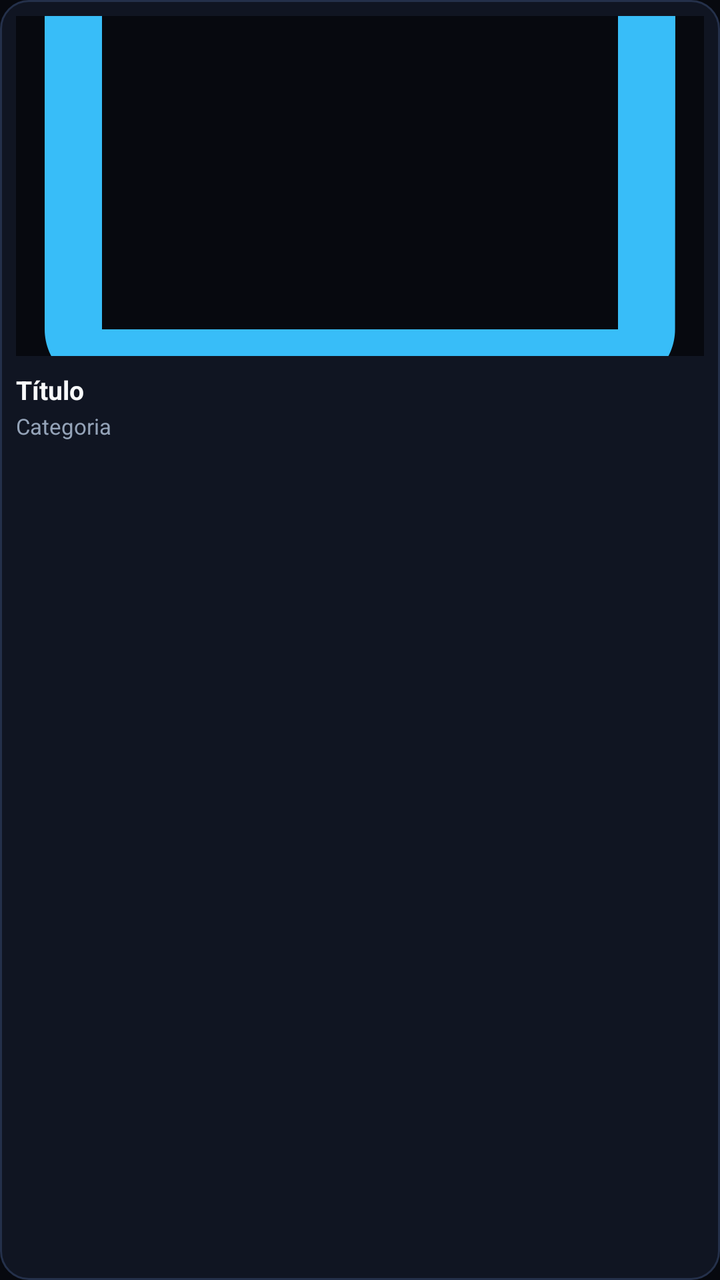
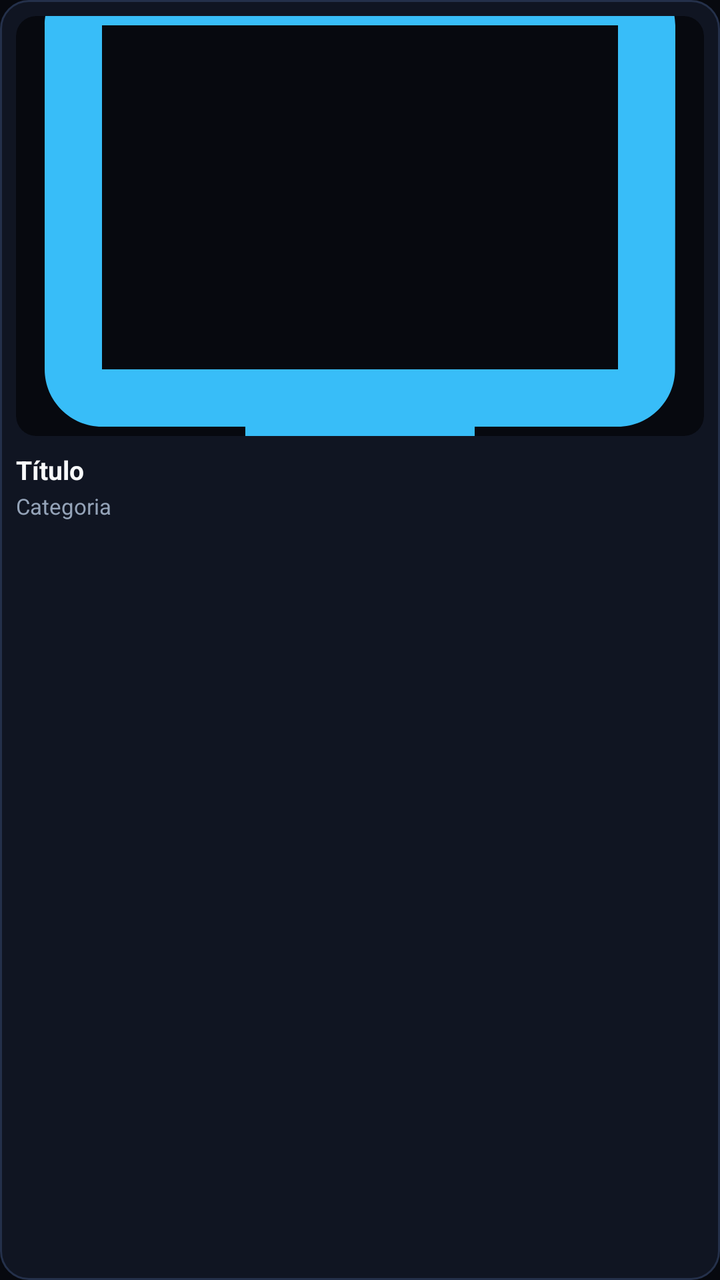

Before-and-after screenshots of an Android layout around one commit, followed by the original layout XML and the change that was made.
<!-- AndroidManifest.xml: application theme Theme.NovaTV -->
<!-- res/layout/item_vod_card.xml -->
<?xml version="1.0" encoding="utf-8"?>
<LinearLayout xmlns:android="http://schemas.android.com/apk/res/android"
    android:layout_width="match_parent"
    android:layout_height="wrap_content"
    android:layout_margin="6dp"
    android:background="@drawable/selector_cinema_card"
    android:focusable="true"
    android:orientation="vertical"
    android:padding="8dp">

    <FrameLayout
        android:layout_width="match_parent"
        android:layout_height="170dp"
        android:background="#07090F">

        <ImageView
            android:id="@+id/iv_vod_cover"
            android:layout_width="match_parent"
            android:layout_height="match_parent"
            android:contentDescription="Capa"
            android:scaleType="centerCrop"
            android:src="@drawable/ic_tv_logo" />

        <TextView
            android:id="@+id/tv_vod_rating"
            android:layout_width="wrap_content"
            android:layout_height="wrap_content"
            android:layout_gravity="top|end"
            android:layout_margin="6dp"
            android:background="#CC07090F"
            android:paddingHorizontal="6dp"
            android:paddingVertical="2dp"
            android:text="★ 8.5"
            android:textColor="@color/accent_gold"
            android:textSize="10sp"
            android:textStyle="bold"
            android:visibility="gone" />
    </FrameLayout>

    <TextView
        android:id="@+id/tv_vod_name"
        android:layout_width="match_parent"
        android:layout_height="wrap_content"
        android:layout_marginTop="8dp"
        android:ellipsize="end"
        android:maxLines="2"
        android:text="Título"
        android:textColor="@color/text_primary"
        android:textSize="13sp"
        android:textStyle="bold" />

    <TextView
        android:id="@+id/tv_vod_cat"
        android:layout_width="match_parent"
        android:layout_height="wrap_content"
        android:layout_marginTop="2dp"
        android:ellipsize="end"
        android:maxLines="1"
        android:text="Categoria"
        android:textColor="@color/text_secondary"
        android:textSize="11sp" />

</LinearLayout>
<!-- resources referenced by this layout -->
<resources>
  <color name="accent_gold">#FBBF24</color>
  <color name="text_primary">#F8FAFC</color>
  <color name="text_secondary">#94A3B8</color>
  <!-- drawable ic_tv_logo (drawable) -->
  <vector xmlns:android="http://schemas.android.com/apk/res/android"
      android:width="24dp"
      android:height="24dp"
      android:viewportWidth="24"
      android:viewportHeight="24">
      <path
          android:fillColor="#38BDF8"
          android:pathData="M21,3L3,3c-1.1,0 -2,0.9 -2,2v12c0,1.1 0.9,2 2,2h5v2h8v-2h5c1.1,0 1.99,-0.9 1.99,-2L23,5c0,-1.1 -0.9,-2 -2,-2zM21,17L3,17L3,5h18v12z" />
  </vector>
  <!-- drawable selector_cinema_card (drawable) -->
  <?xml version="1.0" encoding="utf-8"?>
  <selector xmlns:android="http://schemas.android.com/apk/res/android">
      <item android:state_focused="true">
          <shape android:shape="rectangle">
              <solid android:color="#1E293B" />
              <stroke android:width="3dp" android:color="#38BDF8" />
              <corners android:radius="14dp" />
          </shape>
      </item>
      <item android:state_pressed="true">
          <shape android:shape="rectangle">
              <solid android:color="#23304A" />
              <stroke android:width="2dp" android:color="#3B82F6" />
              <corners android:radius="14dp" />
          </shape>
      </item>
      <item>
          <shape android:shape="rectangle">
              <solid android:color="#101522" />
              <stroke android:width="1dp" android:color="#24304A" />
              <corners android:radius="14dp" />
          </shape>
      </item>
  </selector>
  <style name="Theme.NovaTV" parent="Theme.Material3.Dark.NoActionBar">
          <item name="colorPrimary">@color/accent_primary</item>
          <item name="colorSecondary">@color/accent_cyan</item>
          <item name="android:windowBackground">@color/bg_cinema</item>
          <item name="android:statusBarColor">@color/bg_cinema</item>
          <item name="android:navigationBarColor">@color/bg_cinema</item>
      </style>
  <color name="accent_primary">#3B82F6</color>
  <color name="accent_cyan">#38BDF8</color>
  <color name="bg_cinema">#07090F</color>
</resources>

<!-- the commit's change to res/layout/item_vod_card.xml (unified diff, before → after) -->
@@ -10,8 +10,9 @@
 
     <FrameLayout
         android:layout_width="match_parent"
-        android:layout_height="170dp"
-        android:background="#07090F">
+        android:layout_height="210dp"
+        android:background="@drawable/bg_poster_rounded"
+        android:clipToOutline="true">
 
         <ImageView
             android:id="@+id/iv_vod_cover"
<!-- resource entries referenced after the edit -->
@@ -3,6 +3,12 @@
   <color name="accent_gold">#FBBF24</color>
   <color name="text_primary">#F8FAFC</color>
   <color name="text_secondary">#94A3B8</color>
+  <!-- drawable bg_poster_rounded (drawable) -->
+  <?xml version="1.0" encoding="utf-8"?>
+  <shape xmlns:android="http://schemas.android.com/apk/res/android" android:shape="rectangle">
+      <solid android:color="#07090F" />
+      <corners android:radius="10dp" />
+  </shape>
   <!-- drawable ic_tv_logo (drawable) -->
   <vector xmlns:android="http://schemas.android.com/apk/res/android"
       android:width="24dp"
